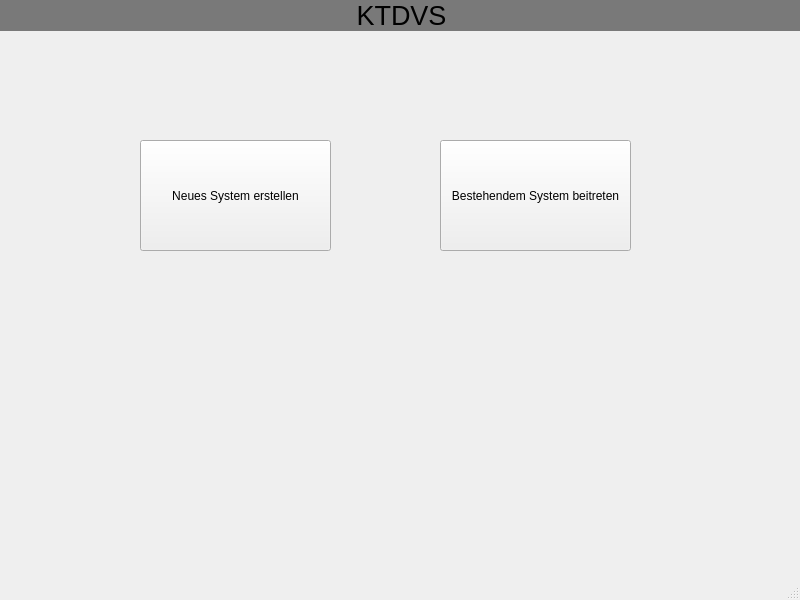
SimonRuttmann/ClassReunionSoftware, file KTDVS/KTDVS/View_Erstersystemstart.ui: the form before one commit.
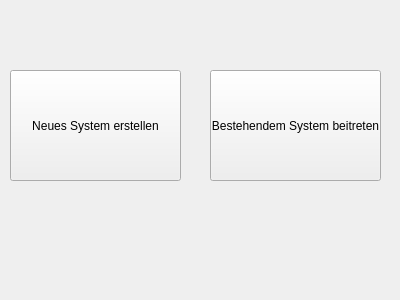
The form after the commit.

What changed in the file:
```diff
--- a/KTDVS/KTDVS/View_Erstersystemstart.ui
+++ b/KTDVS/KTDVS/View_Erstersystemstart.ui
@@ -1,38 +1,24 @@
 <?xml version="1.0" encoding="UTF-8"?>
 <ui version="4.0">
- <class>View_ErsterSystemStart</class>
- <widget class="QMainWindow" name="View_ErsterSystemStart">
+ <class>View_ErsterSystemstart_test</class>
+ <widget class="QWidget" name="View_ErsterSystemstart_test">
   <property name="geometry">
    <rect>
     <x>0</x>
     <y>0</y>
-    <width>800</width>
-    <height>600</height>
+    <width>400</width>
+    <height>300</height>
    </rect>
   </property>
   <property name="windowTitle">
    <string>MainWindow</string>
   </property>
-  <widget class="QWidget" name="centralwidget">
-   <widget class="QPushButton" name="Beitreten_Button">
+  <widget class="QPushButton" name="NeuesSystem">
     <property name="geometry">
      <rect>
-      <x>440</x>
-      <y>140</y>
-      <width>191</width>
-      <height>111</height>
-     </rect>
-    </property>
-    <property name="text">
-     <string>Bestehendem System beitreten</string>
-    </property>
-   </widget>
-   <widget class="QPushButton" name="NeuesSystem_Button">
-    <property name="geometry">
-     <rect>
-      <x>140</x>
-      <y>140</y>
-      <width>191</width>
+     <x>10</x>
+     <y>70</y>
+     <width>171</width>
       <height>111</height>
      </rect>
     </property>
@@ -40,34 +26,19 @@
      <string>Neues System erstellen</string>
     </property>
    </widget>
-   <widget class="QLabel" name="label">
+  <widget class="QPushButton" name="Beitreten">
     <property name="geometry">
      <rect>
-      <x>-4</x>
-      <y>0</y>
-      <width>811</width>
-      <height>31</height>
-     </rect>
-    </property>
-    <property name="styleSheet">
-     <string notr="true">background-color: rgb(121, 121, 121);</string>
-    </property>
+     <x>210</x>
+     <y>70</y>
+     <width>171</width>
+     <height>111</height>
+    </rect>
+   </property>
     <property name="text">
-     <string>&lt;html&gt;&lt;head/&gt;&lt;body&gt;&lt;p align=&quot;center&quot;&gt;&lt;span style=&quot; font-size:20pt;&quot;&gt;KTDVS&lt;/span&gt;&lt;/p&gt;&lt;/body&gt;&lt;/html&gt;</string>
-    </property>
-   </widget>
-  </widget>
-  <widget class="QMenuBar" name="menubar">
-   <property name="geometry">
-    <rect>
-     <x>0</x>
-     <y>0</y>
-     <width>800</width>
-     <height>21</height>
-    </rect>
-   </property>
-  </widget>
-  <widget class="QStatusBar" name="statusbar"/>
+    <string>Bestehendem System beitreten</string>
+   </property>
+  </widget>
  </widget>
  <resources/>
  <connections/>
```
Left out of the diff: 2 changed lines with no effect on the pictures. Lines whose indentation alone changed are shown as unchanged.
